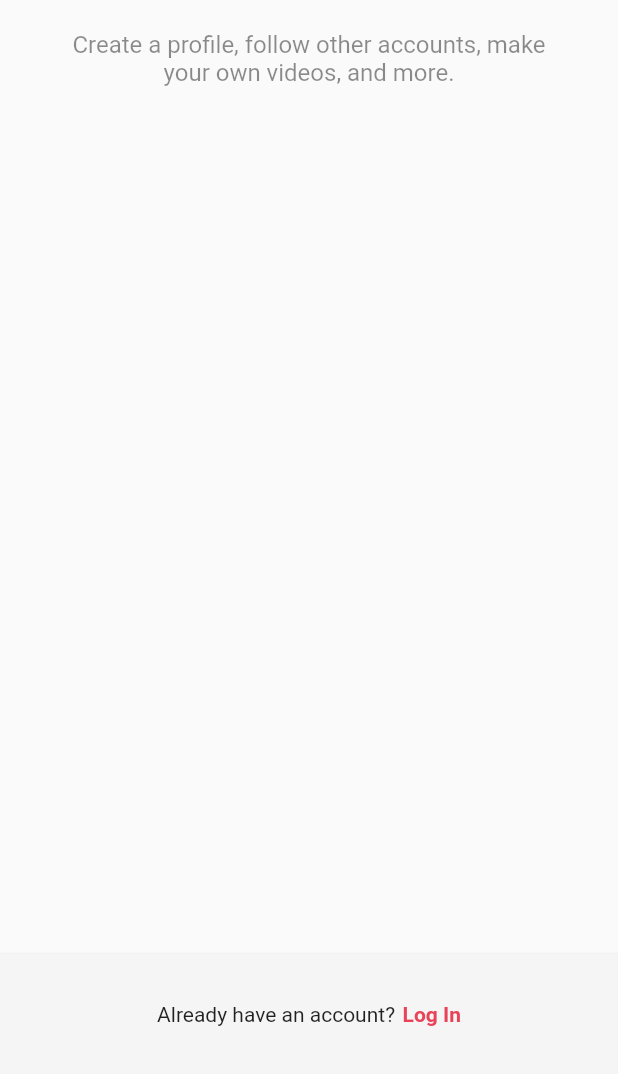
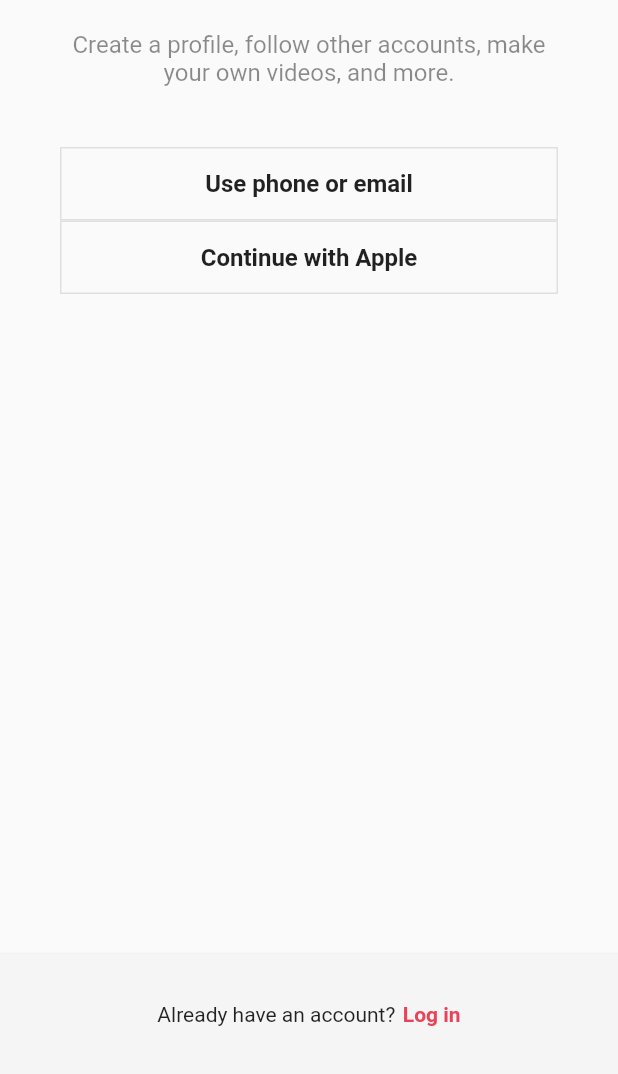
Before and after one commit to walkerJung/tictok-flutter, a Flutter app: the screen it shows after launch, on a phone screen of 412 x 824 dp, the part 162-1236 px from its top. Run offline on Flutter 3.47's test engine with Material 2 defaults, Android fonts, the phone set to English and light mode, and no system bars.

```diff
--- a/lib/screens/sign_up/sign_up_screen.dart
+++ b/lib/features/authentication/login_screen.dart
@@ -2,8 +2,12 @@ import 'package:flutter/material.dart';
 import 'package:tiktok_flutter/constants/gaps.dart';
 import 'package:tiktok_flutter/constants/sizes.dart';
 
-class SignUpScreen extends StatelessWidget {
-  const SignUpScreen({super.key});
+class LoginScreen extends StatelessWidget {
+  const LoginScreen({super.key});
+
+  void onSignUpTap(BuildContext context) {
+    Navigator.of(context).pop();
+  }
 
   @override
   Widget build(BuildContext context) {
@@ -17,7 +21,7 @@ class SignUpScreen extends StatelessWidget {
             children: [
               Gaps.v80,
               Text(
-                'Sign up for TikTok',
+                'Log in to TikTok',
                 style: TextStyle(
                   fontSize: Sizes.size24,
                   fontWeight: FontWeight.w700,
@@ -25,7 +29,7 @@ class SignUpScreen extends StatelessWidget {
               ),
               Gaps.v20,
               Text(
-                'Create a profile, follow other accounts, make your own videos, and more.',
+                'Manage your account, check norifications, comment on videos, and more.',
                 style: TextStyle(
                   fontSize: Sizes.size16,
                   color: Colors.black45,
@@ -47,13 +51,16 @@ class SignUpScreen extends StatelessWidget {
             child: Row(
               mainAxisAlignment: MainAxisAlignment.center,
               children: [
-                const Text('Already have an account?'),
+                const Text("Don't have an account?"),
                 Gaps.h5,
-                Text(
-                  'Log In',
-                  style: TextStyle(
-                    color: Theme.of(context).primaryColor,
-                    fontWeight: FontWeight.w600,
+                GestureDetector(
+                  onTap: () => onSignUpTap(context),
+                  child: Text(
+                    'Sign up',
+                    style: TextStyle(
+                      color: Theme.of(context).primaryColor,
+                      fontWeight: FontWeight.w600,
+                    ),
                   ),
                 ),
               ],
--- /dev/null
+++ b/lib/features/authentication/sign_up_screen.dart
@@ -0,0 +1,80 @@
+import 'package:flutter/material.dart';
+import 'package:tiktok_flutter/constants/gaps.dart';
+import 'package:tiktok_flutter/constants/sizes.dart';
+import 'package:tiktok_flutter/features/authentication/login_screen.dart';
+import 'package:tiktok_flutter/features/authentication/widgets/auth_button.dart';
+
+class SignUpScreen extends StatelessWidget {
+  const SignUpScreen({super.key});
+
+  void onLoginTap(BuildContext context) {
+    Navigator.of(context).push(MaterialPageRoute(
+      builder: (context) => const LoginScreen(),
+    ));
+  }
+
+  @override
+  Widget build(BuildContext context) {
+    return Scaffold(
+      body: const SafeArea(
+        child: Padding(
+          padding: EdgeInsets.symmetric(
+            horizontal: Sizes.size40,
+          ),
+          child: Column(
+            children: [
+              Gaps.v80,
+              Text(
+                'Sign up for TikTok',
+                style: TextStyle(
+                  fontSize: Sizes.size24,
+                  fontWeight: FontWeight.w700,
+                ),
+              ),
+              Gaps.v20,
+              Text(
+                'Create a profile, follow other accounts, make your own videos, and more.',
+                style: TextStyle(
+                  fontSize: Sizes.size16,
+                  color: Colors.black45,
+                ),
+                textAlign: TextAlign.center,
+              ),
+              Gaps.v40,
+              AuthButton(text: 'Use phone or email'),
+              AuthButton(text: 'Continue with Apple')
+            ],
+          ),
+        ),
+      ),
+      bottomNavigationBar: BottomAppBar(
+        color: Colors.grey.shade100,
+        elevation: 2,
+        child: Container(
+          child: Padding(
+            padding: const EdgeInsets.symmetric(
+              vertical: Sizes.size32,
+            ),
+            child: Row(
+              mainAxisAlignment: MainAxisAlignment.center,
+              children: [
+                const Text('Already have an account?'),
+                Gaps.h5,
+                GestureDetector(
+                  onTap: () => onLoginTap(context),
+                  child: Text(
+                    'Log in',
+                    style: TextStyle(
+                      color: Theme.of(context).primaryColor,
+                      fontWeight: FontWeight.w600,
+                    ),
+                  ),
+                ),
+              ],
+            ),
+          ),
+        ),
+      ),
+    );
+  }
+}
--- /dev/null
+++ b/lib/features/authentication/widgets/auth_button.dart
@@ -0,0 +1,31 @@
+import 'package:flutter/material.dart';
+import 'package:tiktok_flutter/constants/sizes.dart';
+
+class AuthButton extends StatelessWidget {
+  final String text;
+  const AuthButton({super.key, required this.text});
+
+  @override
+  Widget build(BuildContext context) {
+    return FractionallySizedBox(
+      widthFactor: 1,
+      child: Container(
+        padding: const EdgeInsets.symmetric(vertical: Sizes.size14),
+        decoration: BoxDecoration(
+          border: Border.all(
+            color: Colors.grey.shade300,
+            width: Sizes.size1,
+          ),
+        ),
+        child: Text(
+          text,
+          style: const TextStyle(
+            fontSize: Sizes.size16,
+            fontWeight: FontWeight.w600,
+          ),
+          textAlign: TextAlign.center,
+        ),
+      ),
+    );
+  }
+}
--- a/lib/main.dart
+++ b/lib/main.dart
@@ -1,7 +1,5 @@
 import 'package:flutter/material.dart';
-import 'package:tiktok_flutter/constants/gaps.dart';
-import 'package:tiktok_flutter/constants/sizes.dart';
-import 'package:tiktok_flutter/screens/sign_up/sign_up_screen.dart';
+import 'package:tiktok_flutter/features/authentication/sign_up_screen.dart';
 
 void main() {
   runApp(const TikTokApp());
```
Also changed, not shown: 1 other file.
